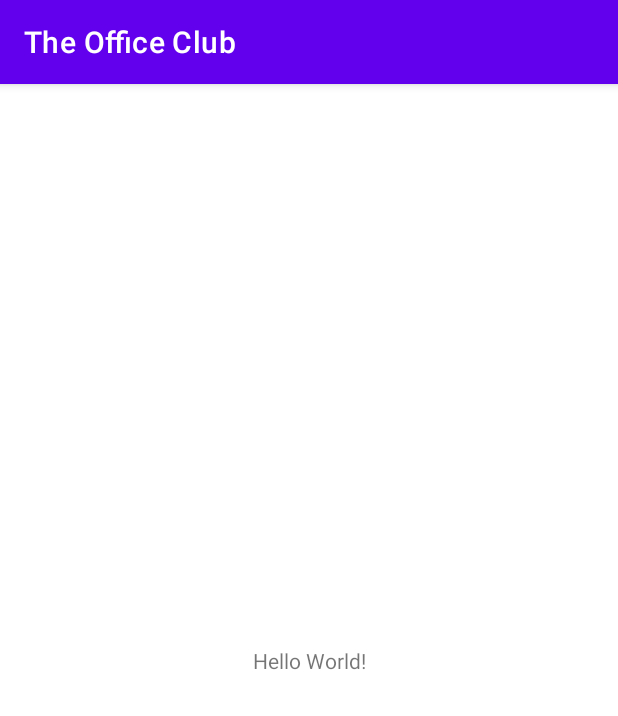
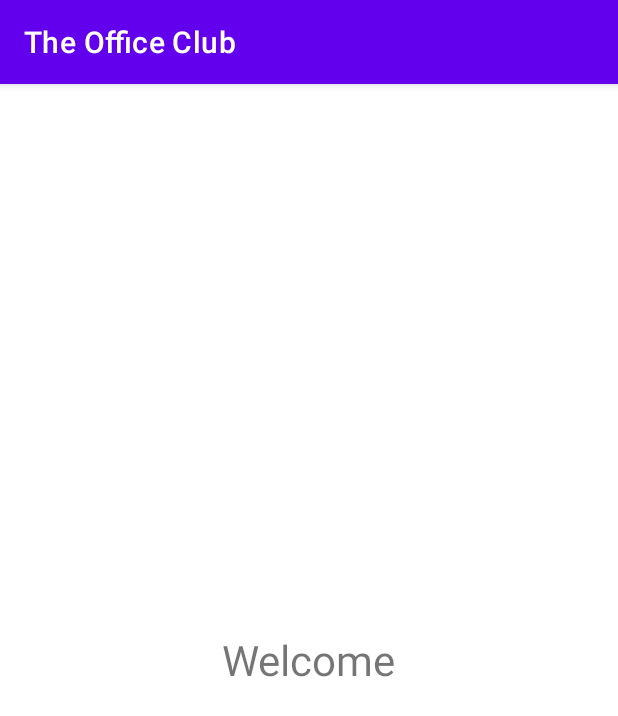
Before and after one commit to Ekaterina-El/The-Office-Club, an Android app: the screen it shows after launch (MainActivity), on a phone screen of 412 x 824 dp. Shown: the top 716 px of the screen. Run offline under Robolectric (Android 15) with nearby library versions, the light colour scheme and no system bars; our stand-ins replace data binding.

Commit message:
Added navigation | Added fragments for Splash and Welcome screen

```diff
--- a/app/build.gradle
+++ b/app/build.gradle
@@ -15,6 +15,10 @@ android {
         versionName "1.0"
 
         testInstrumentationRunner "androidx.test.runner.AndroidJUnitRunner"
+    }
+
+    dataBinding {
+        enabled true
     }
 
     buildTypes {
@@ -38,6 +42,8 @@ dependencies {
     implementation 'androidx.appcompat:appcompat:1.6.1'
     implementation 'com.google.android.material:material:1.8.0'
     implementation 'androidx.constraintlayout:constraintlayout:2.1.4'
+    implementation 'androidx.navigation:navigation-fragment-ktx:2.5.3'
+    implementation 'androidx.navigation:navigation-ui-ktx:2.5.3'
     testImplementation 'junit:junit:4.13.2'
     androidTestImplementation 'androidx.test.ext:junit:1.1.5'
     androidTestImplementation 'androidx.test.espresso:espresso-core:3.5.1'
--- /dev/null
+++ b/app/src/main/java/com/elka/heofficeclub/other/Constants.kt
@@ -0,0 +1,5 @@
+package com.elka.heofficeclub.other
+
+object Constants {
+    const val LOAD_DELAY = 3000L
+}
--- /dev/null
+++ b/app/src/main/java/com/elka/heofficeclub/view/ui/BaseFragment.kt
@@ -0,0 +1,6 @@
+package com.elka.heofficeclub.view.ui
+
+import androidx.fragment.app.Fragment
+
+open class BaseFragment: Fragment() {
+}
--- /dev/null
+++ b/app/src/main/java/com/elka/heofficeclub/view/ui/splashScreen/SplashFragment.kt
@@ -0,0 +1,38 @@
+package com.elka.heofficeclub.view.ui.splashScreen
+
+import android.os.Bundle
+import android.os.Handler
+import android.os.Looper
+import android.view.LayoutInflater
+import android.view.View
+import android.view.ViewGroup
+import androidx.navigation.fragment.findNavController
+import com.elka.heofficeclub.R
+import com.elka.heofficeclub.databinding.SplashFragmentBinding
+import com.elka.heofficeclub.other.Constants
+import com.elka.heofficeclub.view.ui.BaseFragment
+
+class SplashFragment: BaseFragment() {
+    private lateinit var binding: SplashFragmentBinding
+    private val handler by lazy { Handler(Looper.getMainLooper()) }
+
+    override fun onCreateView(
+        inflater: LayoutInflater,
+        container: ViewGroup?,
+        savedInstanceState: Bundle?
+    ): View {
+        binding = SplashFragmentBinding.inflate(layoutInflater, container, false)
+        binding.apply {
+            lifecycleOwner = viewLifecycleOwner
+        }
+
+        return binding.root
+    }
+
+    override fun onStart() {
+        super.onStart()
+        handler.postDelayed({
+            findNavController().navigate(R.id.action_splashFragment_to_welcomeFragment)
+        }, Constants.LOAD_DELAY)
+    }
+}
--- /dev/null
+++ b/app/src/main/java/com/elka/heofficeclub/view/ui/welcomeScreen/WelcomeFragment.kt
@@ -0,0 +1,25 @@
+package com.elka.heofficeclub.view.ui.welcomeScreen
+
+import android.os.Bundle
+import android.view.LayoutInflater
+import android.view.View
+import android.view.ViewGroup
+import com.elka.heofficeclub.databinding.WelcomeFragmentBinding
+import com.elka.heofficeclub.view.ui.BaseFragment
+
+class WelcomeFragment: BaseFragment() {
+    private lateinit var binding: WelcomeFragmentBinding
+
+    override fun onCreateView(
+        inflater: LayoutInflater,
+        container: ViewGroup?,
+        savedInstanceState: Bundle?
+    ): View {
+        binding = WelcomeFragmentBinding.inflate(layoutInflater, container, false)
+        binding.apply {
+            lifecycleOwner = viewLifecycleOwner
+        }
+
+        return binding.root
+    }
+}
--- a/app/src/main/res/layout/activity_main.xml
+++ b/app/src/main/res/layout/activity_main.xml
@@ -6,13 +6,12 @@
     android:layout_height="match_parent"
     tools:context=".MainActivity">
 
-    <TextView
-        android:layout_width="wrap_content"
-        android:layout_height="wrap_content"
-        android:text="Hello World!"
-        app:layout_constraintBottom_toBottomOf="parent"
-        app:layout_constraintEnd_toEndOf="parent"
-        app:layout_constraintStart_toStartOf="parent"
-        app:layout_constraintTop_toTopOf="parent" />
 
+    <androidx.fragment.app.FragmentContainerView
+        android:id="@+id/fragmentContainerView"
+        android:name="androidx.navigation.fragment.NavHostFragment"
+        android:layout_width="match_parent"
+        android:layout_height="match_parent"
+        app:defaultNavHost="true"
+        app:navGraph="@navigation/app_navigation" />
 </androidx.constraintlayout.widget.ConstraintLayout>
--- /dev/null
+++ b/app/src/main/res/layout/splash_fragment.xml
@@ -0,0 +1,20 @@
+<?xml version="1.0" encoding="utf-8"?>
+<layout xmlns:android="http://schemas.android.com/apk/res/android">
+
+    <data>
+
+    </data>
+
+    <RelativeLayout
+        android:layout_width="match_parent"
+        android:layout_height="match_parent">
+
+        <TextView
+            android:layout_width="wrap_content"
+            android:layout_height="wrap_content"
+            android:layout_centerInParent="true"
+            android:text="Splash"
+            android:textSize="28sp" />
+
+    </RelativeLayout>
+</layout>
--- /dev/null
+++ b/app/src/main/res/layout/welcome_fragment.xml
@@ -0,0 +1,20 @@
+<?xml version="1.0" encoding="utf-8"?>
+<layout xmlns:android="http://schemas.android.com/apk/res/android">
+
+    <data>
+
+    </data>
+
+    <RelativeLayout
+        android:layout_width="match_parent"
+        android:layout_height="match_parent">
+
+        <TextView
+            android:layout_width="wrap_content"
+            android:layout_height="wrap_content"
+            android:layout_centerInParent="true"
+            android:text="Welcome"
+            android:textSize="28sp" />
+
+    </RelativeLayout>
+</layout>
--- /dev/null
+++ b/app/src/main/res/navigation/app_navigation.xml
@@ -0,0 +1,22 @@
+<?xml version="1.0" encoding="utf-8"?>
+<navigation xmlns:android="http://schemas.android.com/apk/res/android"
+    xmlns:app="http://schemas.android.com/apk/res-auto"
+    xmlns:tools="http://schemas.android.com/tools"
+    android:id="@+id/app_navigation"
+    app:startDestination="@id/splashFragment">
+
+    <fragment
+        android:id="@+id/splashFragment"
+        tools:layout="@layout/splash_fragment"
+        android:name="com.elka.heofficeclub.view.ui.splashScreen.SplashFragment"
+        android:label="SplashFragment" >
+        <action
+            android:id="@+id/action_splashFragment_to_welcomeFragment"
+            app:destination="@id/welcomeFragment" />
+    </fragment>
+    <fragment
+        android:id="@+id/welcomeFragment"
+        tools:layout="@layout/welcome_fragment"
+        android:name="com.elka.heofficeclub.view.ui.welcomeScreen.WelcomeFragment"
+        android:label="WelcomeFragment" />
+</navigation>
```
